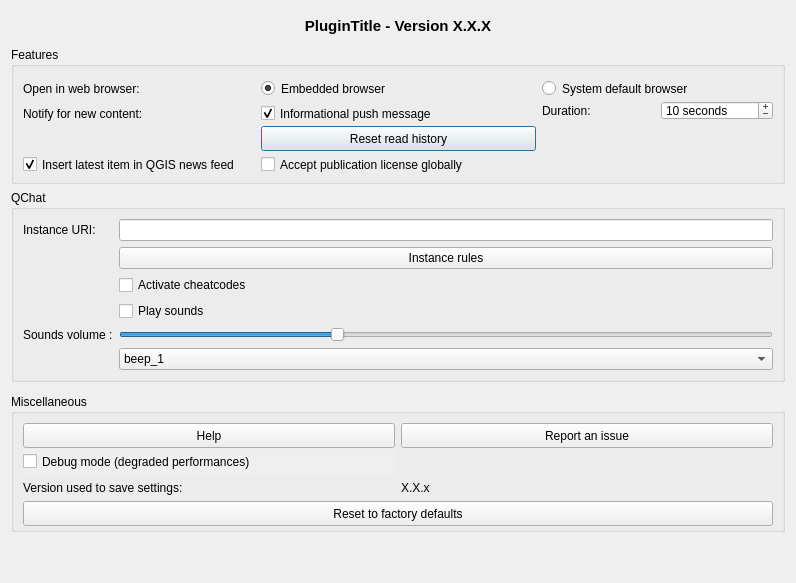
Qt form qtribu/gui/dlg_settings.ui (geotribu/qtribu) before a commit.
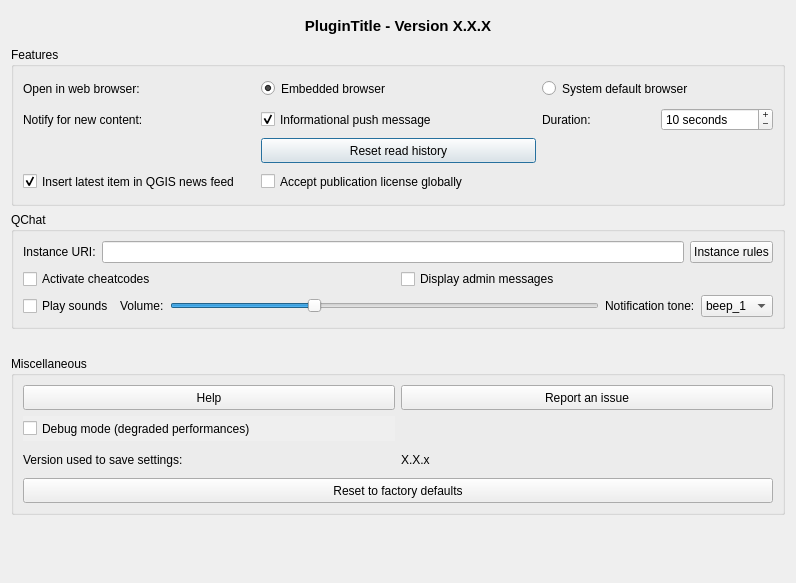
The same form after that commit. Icons and pictures are not drawn. Custom widgets are drawn as their Qt base class.

Commit message: feat: set admin message optional display in settings

What changed in the file:
```diff
--- a/qtribu/gui/dlg_settings.ui
+++ b/qtribu/gui/dlg_settings.ui
@@ -305,39 +305,63 @@
      <property name="title">
       <string>QChat</string>
      </property>
-     <layout class="QFormLayout" name="formLayout">
-      <item row="1" column="0">
+     <layout class="QVBoxLayout" name="verticalLayout_2">
+      <item>
+       <layout class="QHBoxLayout" name="hly_instance">
+        <item>
        <widget class="QLabel" name="lbl_instance_uri">
         <property name="text">
          <string>Instance URI:</string>
         </property>
        </widget>
       </item>
-      <item row="1" column="1">
+        <item>
        <widget class="QLineEdit" name="lne_qchat_instance_uri"/>
       </item>
-      <item row="2" column="1">
+        <item>
        <widget class="QPushButton" name="btn_rules">
         <property name="text">
          <string>Instance rules</string>
         </property>
        </widget>
       </item>
-      <item row="5" column="1">
+       </layout>
+      </item>
+      <item>
+       <layout class="QHBoxLayout" name="hly_misc">
+        <item>
        <widget class="QCheckBox" name="ckb_cheatcodes">
         <property name="text">
          <string>Activate cheatcodes</string>
         </property>
        </widget>
       </item>
-      <item row="6" column="1">
+        <item>
+         <widget class="QCheckBox" name="ckb_display_admin_messages">
+          <property name="text">
+           <string>Display admin messages</string>
+          </property>
+         </widget>
+        </item>
+       </layout>
+      </item>
+      <item>
+       <layout class="QHBoxLayout" name="hly_sounds">
+        <item>
        <widget class="QCheckBox" name="ckb_play_sounds">
         <property name="text">
          <string>Play sounds</string>
         </property>
        </widget>
       </item>
-      <item row="7" column="1">
+        <item>
+         <widget class="QLabel" name="lbl_volume">
+          <property name="text">
+           <string>Volume:</string>
+          </property>
+         </widget>
+        </item>
+        <item>
        <widget class="QSlider" name="hsl_sound_volume">
         <property name="minimum">
          <number>0</number>
@@ -353,7 +377,14 @@
         </property>
        </widget>
       </item>
-      <item row="8" column="1">
+        <item>
+         <widget class="QLabel" name="lbl_ringtone">
+          <property name="text">
+           <string>Notification tone:</string>
+          </property>
+         </widget>
+        </item>
+        <item>
        <widget class="QComboBox" name="cbb_ring_tone">
         <item>
          <property name="text">
@@ -412,12 +443,7 @@
         </item>
        </widget>
       </item>
-      <item row="7" column="0">
-       <widget class="QLabel" name="lbl_sounds_volume">
-        <property name="text">
-         <string>Sounds volume :</string>
-        </property>
-       </widget>
+       </layout>
       </item>
      </layout>
     </widget>
```
Lines whose indentation alone changed are shown as unchanged. The commit also changes 3 other files.
